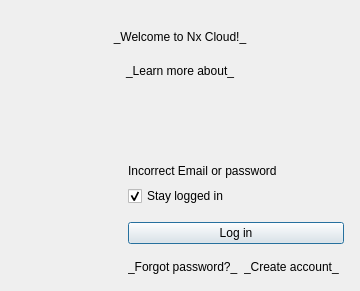
Qt form client/libclient/src/ui/dialogs/cloud/login_to_cloud_dialog.ui (networkoptix/nx_open) before a commit.
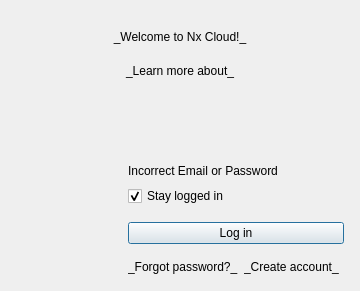
The same form after that commit. Custom widgets are drawn as their Qt base class.

Commit message:
Fix translatable strings: "Incorrect Email or password" -> "Incorrect Email or Password"
<==== Mercurial data ====>
Branch: dev_3.0.0_gui

The edit to the form file:
```diff
--- a/client/libclient/src/ui/dialogs/cloud/login_to_cloud_dialog.ui
+++ b/client/libclient/src/ui/dialogs/cloud/login_to_cloud_dialog.ui
@@ -191,7 +191,7 @@
       <item row="3" column="1" colspan="2">
        <widget class="QLabel" name="invalidCredentialsLabel">
         <property name="text">
-         <string>Incorrect Email or password</string>
+         <string>Incorrect Email or Password</string>
         </property>
        </widget>
       </item>
```
The commit also changes 4 other files.
